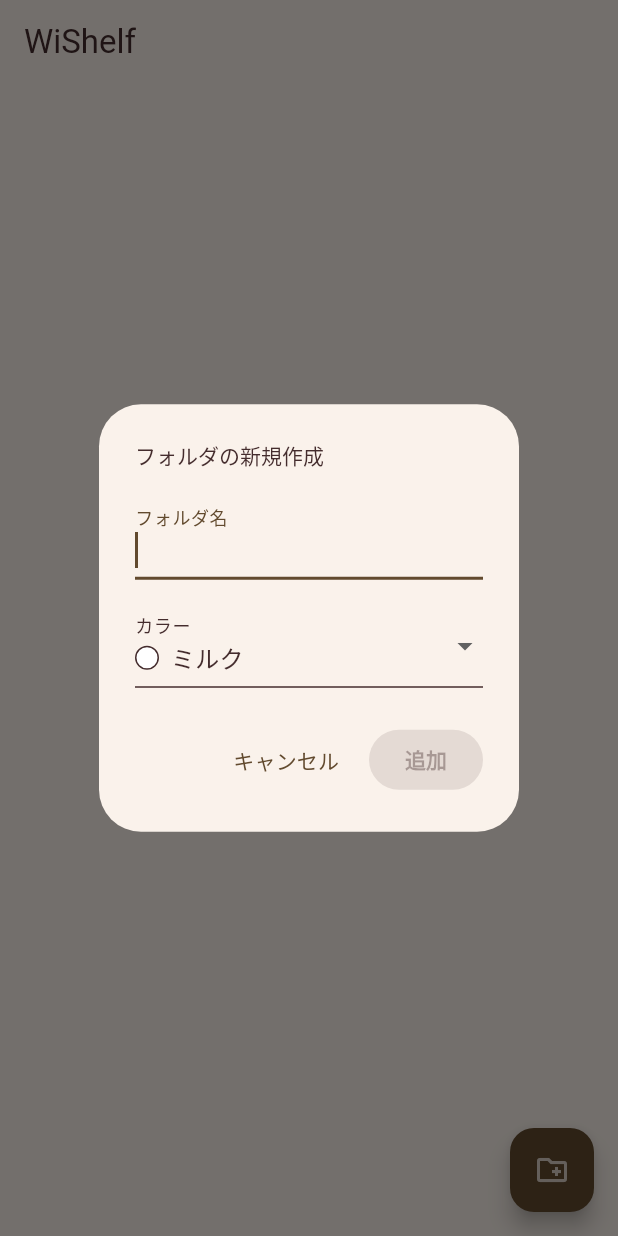
After one commit to Sh1M4D40811m/wishelf, a Flutter app: the screen it shows after launch, after a tap on the "create new folder" icon, on a phone screen of 412 x 824 dp. The commit adds this screen. Run offline on Flutter 3.47's test engine with Material 3 defaults, Android fonts, the phone set to English and light mode, and no system bars.

Commit message:
refactor dialogs

```diff
--- /dev/null
+++ b/lib/widgets/dialog/foler_edit_dialog.dart
@@ -0,0 +1,141 @@
+import 'package:flutter/material.dart';
+import 'package:wishelf/models/folder.dart';
+
+class FolderEditDialog extends StatefulWidget {
+  final Folder? editingFolder;
+  final void Function(Folder folder) onSubmit;
+
+  const FolderEditDialog({
+    super.key,
+    required this.editingFolder,
+    required this.onSubmit,
+  });
+
+  @override
+  State<FolderEditDialog> createState() => _FolderEditDialogState();
+}
+
+class _FolderEditDialogState extends State<FolderEditDialog> {
+  late TextEditingController _titleController;
+  late FocusNode _focusNode;
+  late String _selectedColor;
+  bool _isButtonEnabled = false;
+
+  @override
+  void initState() {
+    super.initState();
+    _titleController = TextEditingController(text: widget.editingFolder?.title ?? '');
+    _focusNode = FocusNode();
+    _selectedColor = widget.editingFolder?.colorHex ?? '0xFFFFFFFF';
+    _isButtonEnabled = _titleController.text.trim().isNotEmpty;
+
+    _titleController.addListener(() {
+      final isNotEmpty = _titleController.text.trim().isNotEmpty;
+      if (isNotEmpty != _isButtonEnabled) {
+        setState(() {
+          _isButtonEnabled = isNotEmpty;
+        });
+      }
+    });
+
+    WidgetsBinding.instance.addPostFrameCallback((_) {
+      _focusNode.requestFocus();
+    });
+  }
+
+  @override
+  void dispose() {
+    _titleController.dispose();
+    _focusNode.dispose();
+    super.dispose();
+  }
+
+  @override
+  Widget build(BuildContext context) {
+    return AlertDialog(
+      title: Text(widget.editingFolder != null ? 'フォルダを編集' : 'フォルダの新規作成'),
+      titleTextStyle: TextStyle(
+        fontSize: 14,
+        color: Theme.of(context).colorScheme.onSurface,
+      ),
+      content: Column(
+        mainAxisSize: MainAxisSize.min,
+        children: [
+          TextField(
+            controller: _titleController,
+            focusNode: _focusNode,
+            decoration: InputDecoration(labelText: 'フォルダ名'),
+          ),
+          SizedBox(height: 16),
+          DropdownButtonFormField<String>(
+            value: _selectedColor,
+            decoration: InputDecoration(labelText: 'カラー'),
+            items: [
+              {'name': 'ミルク', 'hex': '0xFFFFFFFF'},
+              {'name': 'カフェオレ', 'hex': '0xFFECD4C2'},
+              {'name': 'ココア', 'hex': '0xFFDCBCB6'},
+              {'name': 'クリームソーダ', 'hex': '0xFFF4FFEA'},
+              {'name': 'ラムネ', 'hex': '0xFFE2FBFC'},
+              {'name': 'レモネード', 'hex': '0xFFFFFCC8'},
+            ].map((color) {
+              return DropdownMenuItem<String>(
+                value: color['hex'],
+                child: Row(
+                  children: [
+                    Container(
+                      width: 16,
+                      height: 16,
+                      decoration: BoxDecoration(
+                        color: Color(int.parse(color['hex']!)),
+                        shape: BoxShape.circle,
+                        border: Border.all(
+                          color: Theme.of(context).colorScheme.onSurface,
+                        ),
+                      ),
+                    ),
+                    SizedBox(width: 8),
+                    Text(color['name']!),
+                  ],
+                ),
+              );
+            }).toList(),
+            onChanged: (value) {
+              if (value != null) {
+                setState(() {
+                  _selectedColor = value;
+                });
+              }
+            },
+          ),
+        ],
+      ),
+      actions: [
+        TextButton(
+          onPressed: () => Navigator.pop(context),
+          child: Text('キャンセル'),
+        ),
+        ElevatedButton(
+          style: ElevatedButton.styleFrom(
+            backgroundColor: Theme.of(context).colorScheme.primary,
+            foregroundColor: Theme.of(context).colorScheme.onPrimary,
+            textStyle: TextStyle(fontWeight: FontWeight.bold),
+          ),
+          onPressed: _isButtonEnabled
+              ? () {
+                  final title = _titleController.text.trim();
+                  final folder = Folder(
+                    id: widget.editingFolder?.id ??
+                        DateTime.now().millisecondsSinceEpoch.toString(),
+                    title: title,
+                    colorHex: _selectedColor,
+                  );
+                  widget.onSubmit(folder);
+                  Navigator.pop(context);
+                }
+              : null,
+          child: Text(widget.editingFolder != null ? '保存' : '追加'),
+        ),
+      ],
+    );
+  }
+}
```
Also changed, not shown: lib/views/folder_list_screen.dart (+26 -162 lines), lib/widgets/dialog/confirm_dialog.dart (added, +54 -0 lines).
